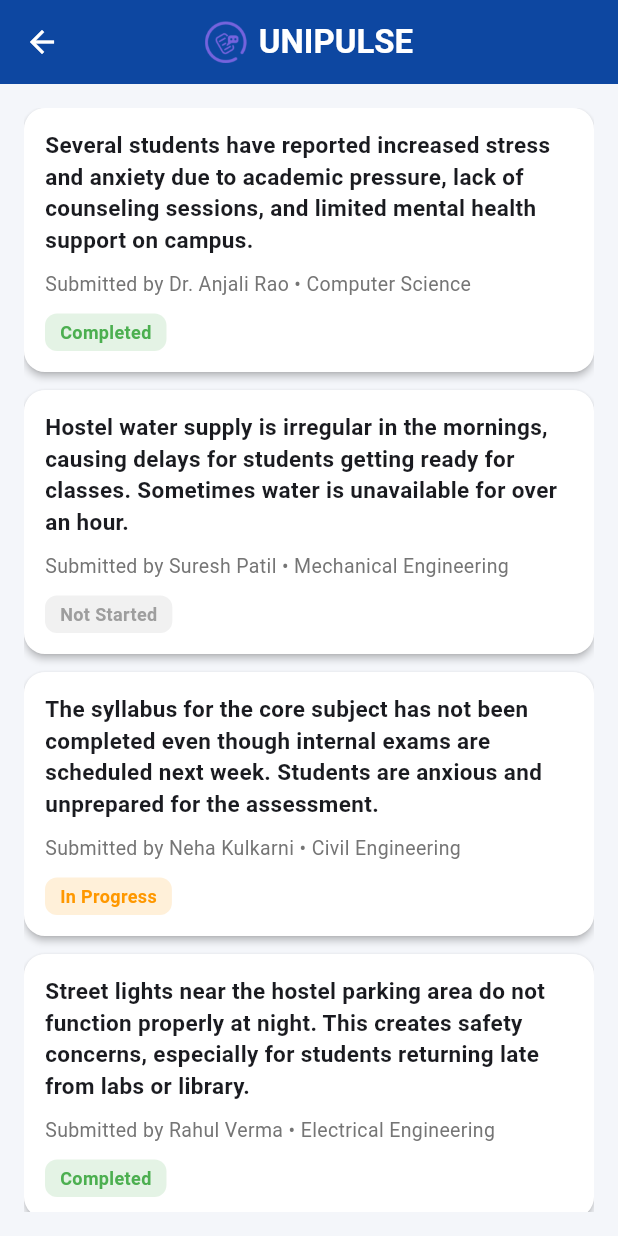
After one commit to aparnabanpela20/UniPulse, a Flutter app: the ViewComplaintScreen screen opened directly, on a phone screen of 412 x 824 dp. The commit adds this screen. Run offline on Flutter 3.47's test engine with Material 3 defaults, Android fonts, the phone set to English and light mode, and no system bars.

Commit message:
View Complaint screen Added

```diff
--- a/lib/models/complaint.dart
+++ b/lib/models/complaint.dart
@@ -15,8 +15,8 @@ class Complaint {
     required this.id,
     required this.complaint,
     required this.solution,
+    required this.role,
     required this.givenBy,
-    required this.role,
     required this.department,
     required this.category,
     required this.createdAt,
--- a/lib/providers/complaint_provider.dart
+++ b/lib/providers/complaint_provider.dart
@@ -12,7 +12,7 @@ class ComplaintProvider extends ChangeNotifier {
       solution:
           'Conduct daily hygiene inspections, introduce staff hygiene training, '
           'increase cleaning staff during peak hours, and enforce strict food safety checks.',
-      givenBy: 'Aparna Sharma',
+      givenBy: 'Neha Sharma',
       role: 'Student',
       department: 'Computer Science',
       category: 'Infrastructure',
--- a/lib/screens/complaint_screen.dart
+++ b/lib/screens/complaint_screen.dart
@@ -2,10 +2,12 @@ import 'package:flutter/material.dart';
 import 'package:provider/provider.dart';
 import '../providers/complaint_provider.dart';
 import 'complaint_success_screen.dart';
+import 'view_complaint_screen.dart';
 
 class ComplaintScreen extends StatefulWidget {
   final String role;
-  const ComplaintScreen({super.key, required this.role});
+  final String user;
+  const ComplaintScreen({super.key, required this.role, required this.user});
 
   @override
   State<ComplaintScreen> createState() => _ComplaintScreenState();
@@ -52,7 +54,7 @@ class _ComplaintScreenState extends State<ComplaintScreen> {
     complaintProvider.addComplaint(
       complaint: complaintController.text,
       solution: solutionController.text,
-      givenBy: "User",
+      givenBy: widget.user,
       role: widget.role,
       department: selectedDepartment!,
       category: selectedCategory!,
@@ -163,6 +165,18 @@ class _ComplaintScreenState extends State<ComplaintScreen> {
             ),
           ],
         ),
+        actions: [
+          IconButton(
+            onPressed: () {
+              Navigator.push(
+                context,
+                MaterialPageRoute(builder: (_) => const ViewComplaintScreen()),
+              );
+            },
+            icon: const Icon(Icons.list_alt),
+            tooltip: "View all complaints",
+          ),
+        ],
       ),
 
       body: SingleChildScrollView(
--- a/lib/screens/complaint_success_screen.dart
+++ b/lib/screens/complaint_success_screen.dart
@@ -1,3 +1,4 @@
+import '/screens/view_complaint_screen.dart';
 import 'package:flutter/material.dart';
 import 'selection_screen.dart';
 import 'complaint_screen.dart';
@@ -50,6 +51,18 @@ class ComplaintSuccessScreen extends StatelessWidget {
                 textAlign: TextAlign.center,
                 style: TextStyle(fontSize: 14, color: Colors.grey.shade600),
               ),
+              const SizedBox(height: 24),
+              ElevatedButton(
+                onPressed: () {
+                  Navigator.push(
+                    context,
+                    MaterialPageRoute(
+                      builder: (_) => const ViewComplaintScreen(),
+                    ),
+                  );
+                },
+                child: const Text("View all Complaints"),
+              ),
             ],
           ),
         ),
--- a/lib/screens/selection_screen.dart
+++ b/lib/screens/selection_screen.dart
@@ -1,4 +1,6 @@
+import 'package:campus_signal/providers/complaint_provider.dart';
 import 'package:campus_signal/widget/role_card.dart';
+import 'package:provider/provider.dart';
 
 import '/screens/admin_screen.dart';
 import 'complaint_screen.dart';
@@ -55,7 +57,12 @@ class _SelectionScreenState extends State<SelectionScreen> {
     if (selectedRole == "Student" || selectedRole == "Professors") {
       Navigator.push(
         context,
-        MaterialPageRoute(builder: (_) => ComplaintScreen(role: selectedRole!)),
+        MaterialPageRoute(
+          builder: (_) => ComplaintScreen(
+            role: selectedRole!,
+            user: nameController.text.trim(),
+          ),
+        ),
       );
     } else {
       Navigator.push(
--- /dev/null
+++ b/lib/screens/view_complaint_screen.dart
@@ -0,0 +1,128 @@
+import 'package:flutter/material.dart';
+import 'package:provider/provider.dart';
+import '../providers/complaint_provider.dart';
+import '../models/complaint.dart';
+
+class ViewComplaintScreen extends StatelessWidget {
+  const ViewComplaintScreen({super.key});
+
+  Color _statusColor(ComplaintStatus status) {
+    switch (status) {
+      case ComplaintStatus.notStarted:
+        return Colors.grey;
+      case ComplaintStatus.working:
+        return Colors.orange;
+      case ComplaintStatus.completed:
+        return Colors.green;
+    }
+  }
+
+  String _statusText(ComplaintStatus status) {
+    switch (status) {
+      case ComplaintStatus.notStarted:
+        return "Not Started";
+      case ComplaintStatus.working:
+        return "In Progress";
+      case ComplaintStatus.completed:
+        return "Completed";
+    }
+  }
+
+  @override
+  Widget build(BuildContext context) {
+    final theme = Theme.of(context);
+    final primary = theme.primaryColor;
+
+    final complaints = context.watch<ComplaintProvider>().complaints;
+
+    return Scaffold(
+      appBar: AppBar(
+        title: Row(
+          mainAxisSize: MainAxisSize.min,
+          children: [
+            Image.asset('assets/images/logo.png', height: 28),
+            const SizedBox(width: 8),
+            const Text(
+              "UNIPULSE",
+              style: TextStyle(fontWeight: FontWeight.bold),
+            ),
+          ],
+        ),
+      ),
+      body: Padding(
+        padding: const EdgeInsets.all(16),
+        child: complaints.isEmpty
+            ? Center(
+                child: Text(
+                  "No complaints submitted yet",
+                  style: TextStyle(color: Colors.grey.shade600),
+                ),
+              )
+            : ListView.builder(
+                itemCount: complaints.length,
+                itemBuilder: (context, index) {
+                  final complaint = complaints[complaints.length - 1 - index];
+
+                  return Card(
+                    margin: const EdgeInsets.only(bottom: 12),
+                    shape: RoundedRectangleBorder(
+                      borderRadius: BorderRadius.circular(14),
+                    ),
+                    child: Padding(
+                      padding: const EdgeInsets.all(14),
+                      child: Column(
+                        crossAxisAlignment: CrossAxisAlignment.start,
+                        children: [
+                          Text(
+                            complaint.complaint,
+                            style: const TextStyle(
+                              fontSize: 15,
+                              fontWeight: FontWeight.w600,
+                            ),
+                          ),
+
+                          const SizedBox(height: 10),
+
+                          Text(
+                            "Submitted by ${complaint.givenBy} • ${complaint.department}",
+                            style: TextStyle(
+                              fontSize: 13,
+                              color: Colors.grey.shade600,
+                            ),
+                          ),
+
+                          const SizedBox(height: 10),
+
+                          Align(
+                            alignment: Alignment.centerLeft,
+                            child: Container(
+                              padding: const EdgeInsets.symmetric(
+                                horizontal: 10,
+                                vertical: 4,
+                              ),
+                              decoration: BoxDecoration(
+                                color: _statusColor(
+                                  complaint.status,
+                                ).withOpacity(0.15),
+                                borderRadius: BorderRadius.circular(8),
+                              ),
+                              child: Text(
+                                _statusText(complaint.status),
+                                style: TextStyle(
+                                  fontSize: 12,
+                                  fontWeight: FontWeight.w600,
+                                  color: _statusColor(complaint.status),
+                                ),
+                              ),
+                            ),
+                          ),
+                        ],
+                      ),
+                    ),
+                  );
+                },
+              ),
+      ),
+    );
+  }
+}
```
